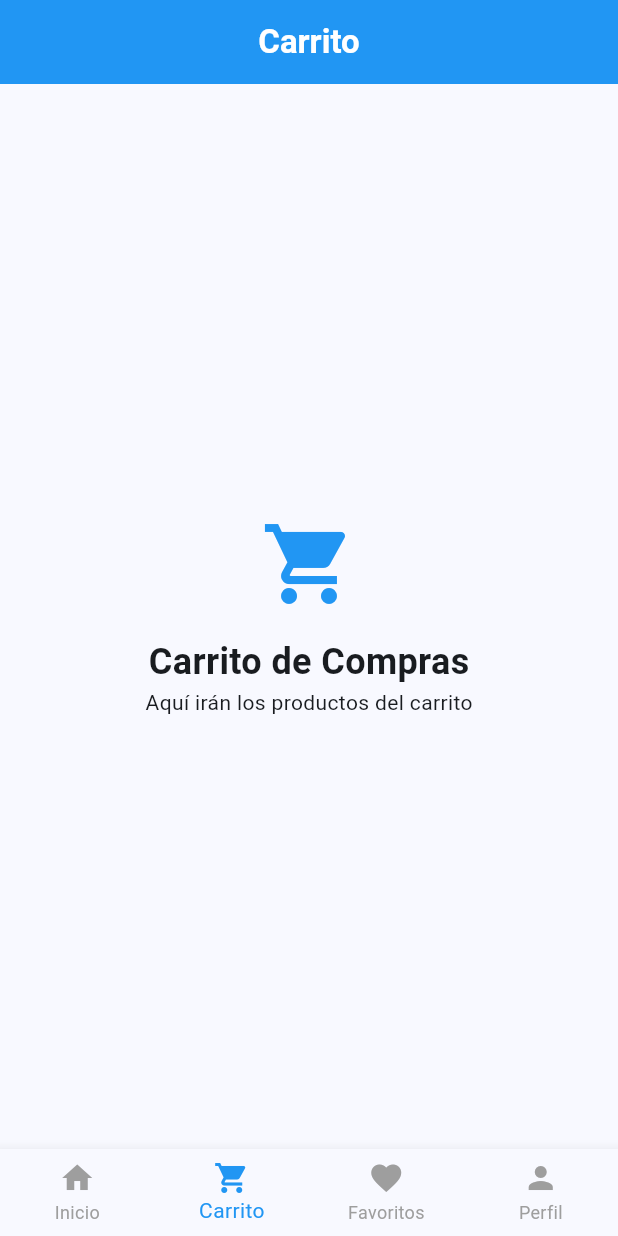
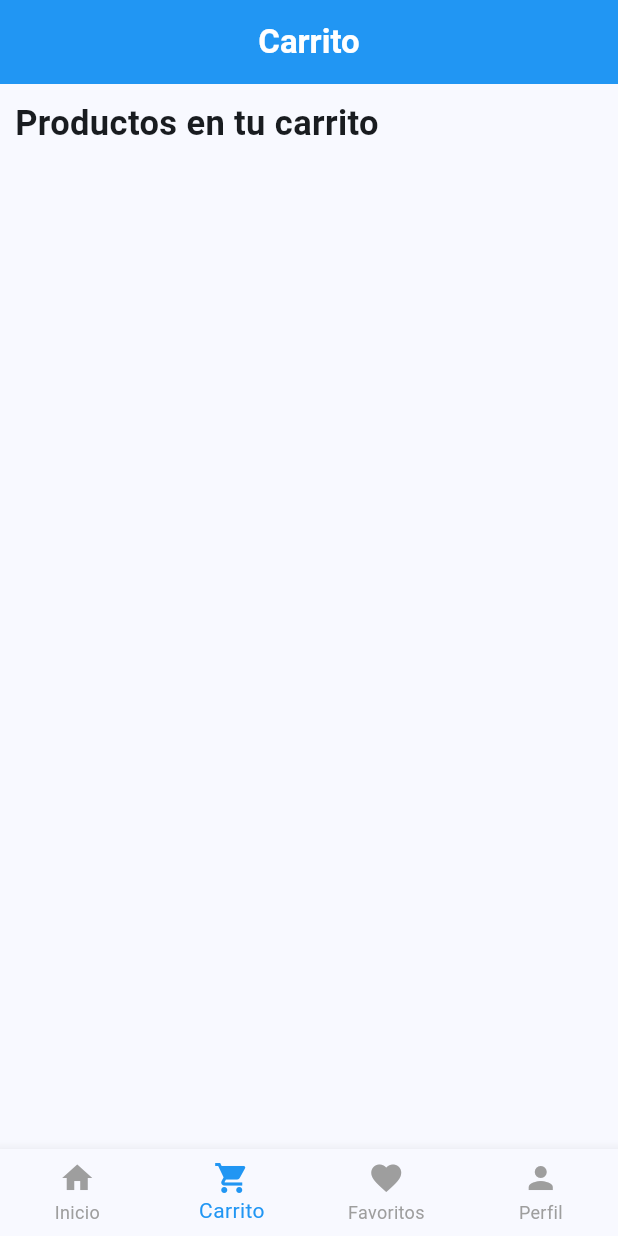
Before and after one commit to JeffLav29/FerreApp, a Flutter app: the screen it shows after launch, item 2 of the bottom bar chosen, on a phone screen of 412 x 824 dp. Run offline on Flutter 3.47's test engine with Material 3 defaults, Android fonts, the phone set to English and light mode, and no system bars; network calls fail.

Commit message:
creacion de la ventana de producto detalle

```diff
--- a/lib/screens/cart_screen.dart
+++ b/lib/screens/cart_screen.dart
@@ -1,22 +1,30 @@
 import 'package:flutter/material.dart';
 
-class CartScreen extends StatelessWidget {
+class CartScreen extends StatefulWidget {
   const CartScreen({super.key});
 
   @override
+  State<CartScreen> createState() => _CartScreenState();
+}
+
+class _CartScreenState extends State<CartScreen> {
+  @override
   Widget build(BuildContext context) {
-    return const Center(
-      child: Column(
-        mainAxisAlignment: MainAxisAlignment.center,
-        children: [
-          Icon(Icons.shopping_cart, size: 64, color: Colors.blue),
-          SizedBox(height: 16),
-          Text(
-            'Carrito de Compras',
-            style: TextStyle(fontSize: 24, fontWeight: FontWeight.bold),
-          ),
-          Text('Aquí irán los productos del carrito'),
-        ],
+    return Scaffold(
+      body: Padding(
+        padding: EdgeInsets.all(10.0),
+        child: Column(
+          children: [
+            Text('Productos en tu carrito',style: TextStyle(
+              fontSize: 23,
+              fontWeight: FontWeight.bold,
+            ),),
+
+            SizedBox(height: 10,)
+
+
+          ],
+        ),
       ),
     );
   }
```
Also changed, not shown: lib/screens/home_screen.dart (+9 -3 lines), lib/screens/product_detail_screen.dart (added, +113 -0 lines).
